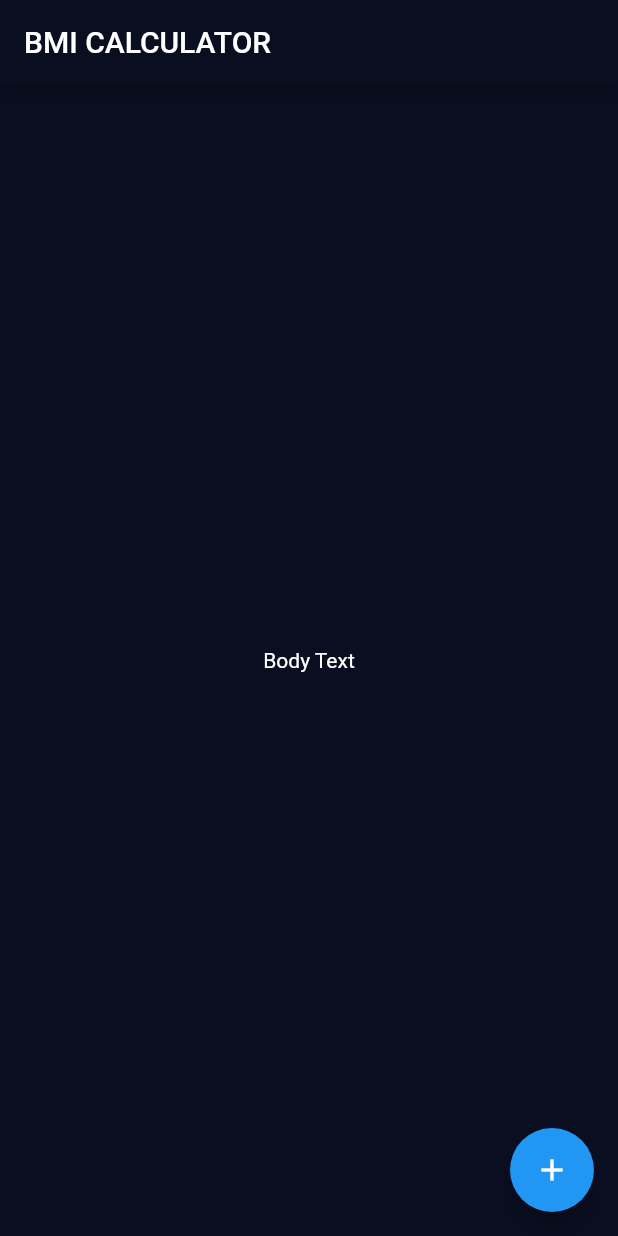
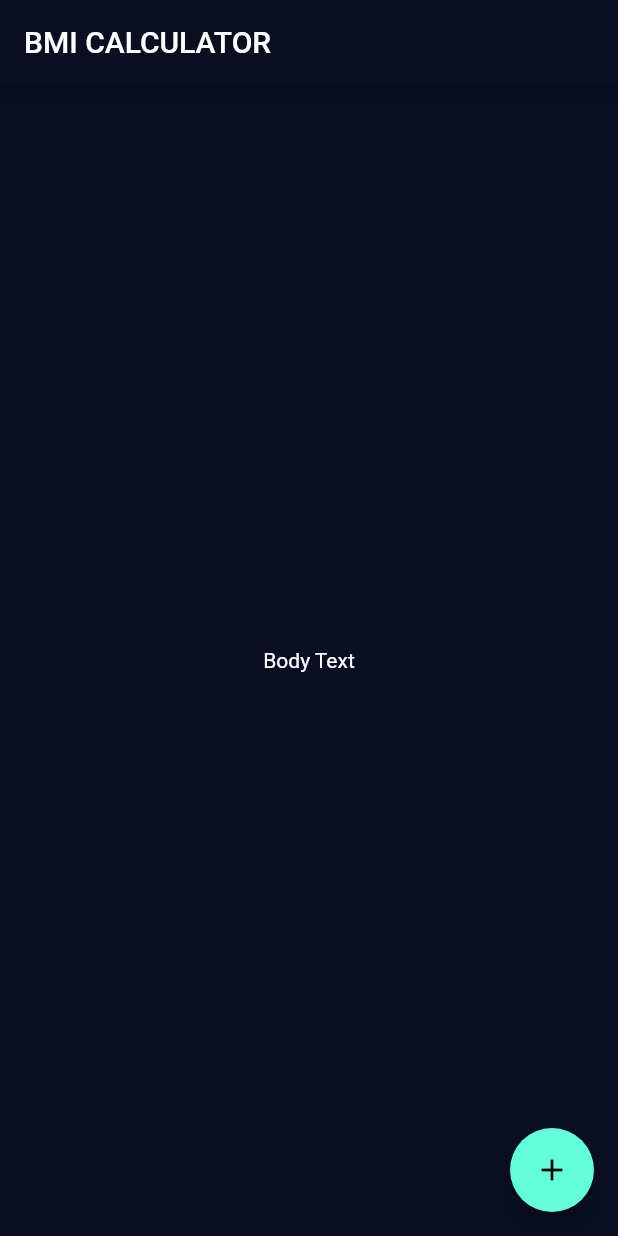
Before and after one commit to Ayushd70/bmi-calculator, a Flutter app: the screen it shows after launch, on a phone screen of 412 x 824 dp. Run offline on Flutter 3.47's test engine with Material 2 defaults, Android fonts, the phone set to English and light mode, and no system bars.

Commit message:
bmi: use darkTheme
* it has most of the stuff we need in our app

Signed-off-by: Ayush Dubey <ayushdubey70@gmail.com>

```diff
--- a/lib/main.dart
+++ b/lib/main.dart
@@ -6,13 +6,13 @@ class BMICalculator extends StatelessWidget {
   @override
   Widget build(BuildContext context) {
     return MaterialApp(
-      theme: ThemeData(
+      theme: ThemeData.dark().copyWith(
         primaryColor: Color(0xFF0A0E21),
         scaffoldBackgroundColor: Color(0xFF0A0E21),
         textTheme: TextTheme(
           bodyText2: TextStyle(
-                color: Colors.white,
-            ),
+            color: Colors.white,
+          ),
         ),
       ),
       home: InputPage(),
```
